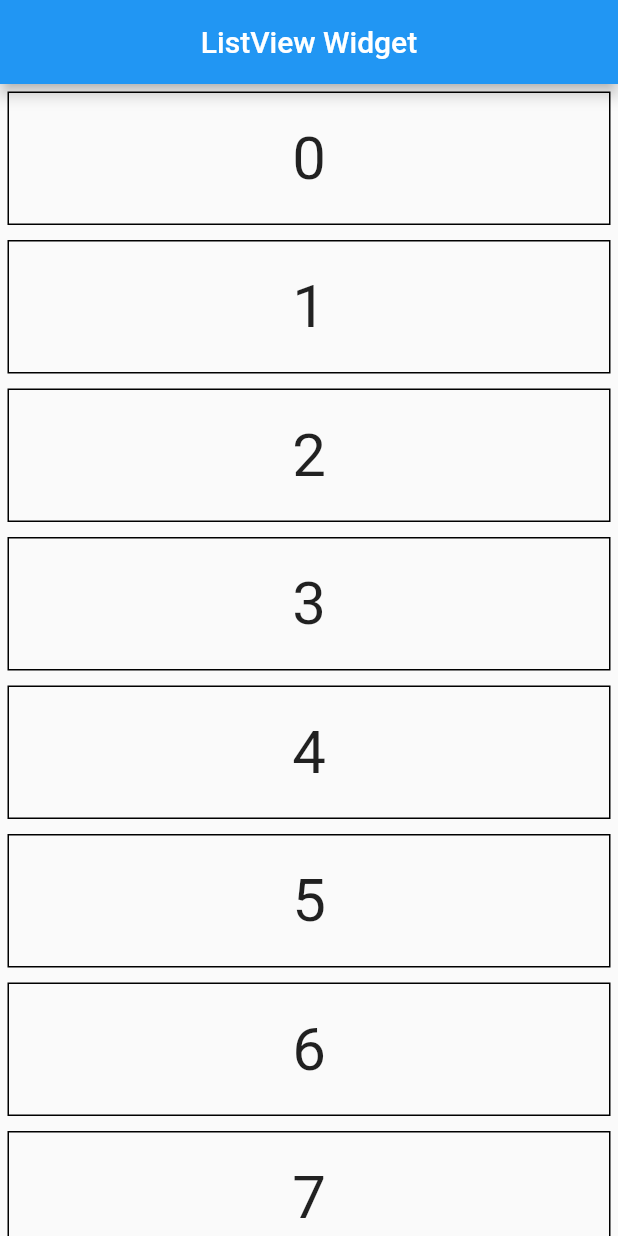
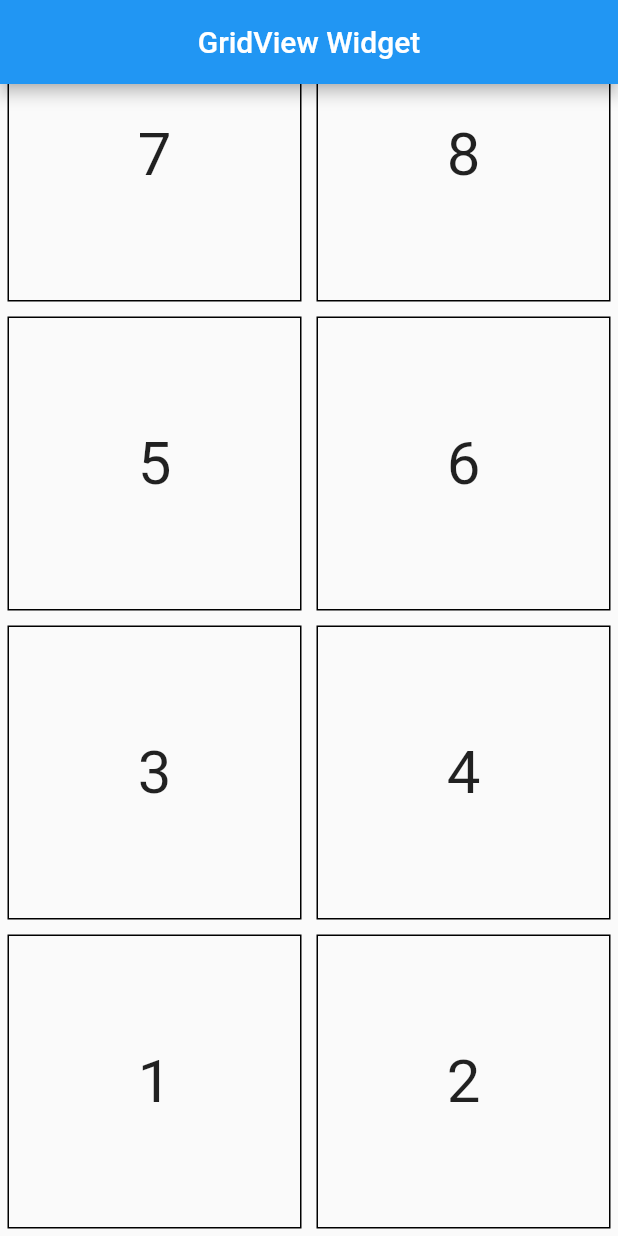
Before and after one commit to Rewalon/my_first, a Flutter app: the screen it shows after launch, on a phone screen of 412 x 824 dp. Run offline on Flutter 3.47's test engine with Material 2 defaults, Android fonts, the phone set to English and light mode, and no system bars.

Commit message:
GridView Widget

```diff
--- a/lib/main.dart
+++ b/lib/main.dart
@@ -8,11 +8,66 @@ class ScreenWidget extends StatelessWidget {
     return MaterialApp(
       home: Scaffold(
         appBar: AppBar(
-          title: Center(child: const Text('ListView Widget')),
+          title: Center(child: const Text('GridView Widget')),
         ),
-        body: ListViewCustomWidget(),
+        body: GridViewWidget(),
       ),
     );
+  }
+}
+
+class GridViewWidget extends StatelessWidget {
+  @override
+  Widget build(BuildContext context) {
+    return GridView(
+        gridDelegate: SliverGridDelegateWithFixedCrossAxisCount(
+          crossAxisCount: 2,
+        ),
+        reverse: true,
+        children: <Widget>[
+          TextWidget(
+            text: "1",
+          ),
+          TextWidget(
+            text: "2",
+          ),
+          TextWidget(
+            text: "3",
+          ),
+          TextWidget(
+            text: "4",
+          ),
+          TextWidget(
+            text: "5",
+          ),
+          TextWidget(
+            text: "6",
+          ),
+          TextWidget(
+            text: "7",
+          ),
+          TextWidget(
+            text: "8",
+          ),
+          TextWidget(
+            text: "9",
+          ),
+          TextWidget(
+            text: "10",
+          ),
+          TextWidget(
+            text: "11",
+          ),
+          TextWidget(
+            text: "12",
+          ),
+          TextWidget(
+            text: "13",
+          ),
+          TextWidget(
+            text: "14",
+          )
+        ]);
   }
 }
 
```
